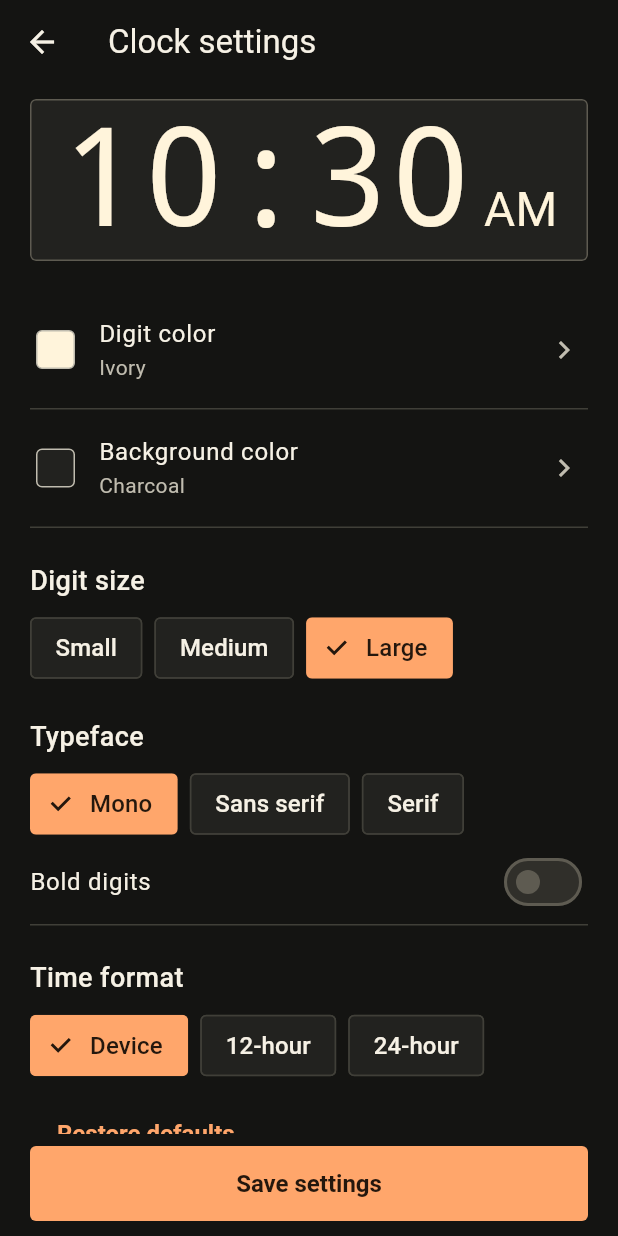
After one commit to byfb/hear-clock-app, a Flutter app: the screen it shows after launch, after a tap on "Settings", on a phone screen of 412 x 824 dp. The commit adds this screen. Run offline on Flutter 3.47's test engine with Material 3 defaults, Android fonts, the phone set to English and light mode, and no system bars.

Commit message:
feat(settings): customize clock colors, typography and time format

```diff
--- /dev/null
+++ b/lib/color_screen.dart
@@ -0,0 +1,154 @@
+import 'package:flutter/material.dart';
+
+import 'clock_face.dart';
+import 'clock_settings.dart';
+import 'clock_theme.dart';
+
+class ColorSwatchMark extends StatelessWidget {
+  const ColorSwatchMark(this.color, {super.key});
+  final Color color;
+
+  @override
+  Widget build(BuildContext context) => Container(
+    width: 26,
+    height: 26,
+    decoration: BoxDecoration(
+      color: color,
+      borderRadius: ClockTheme.corner,
+      border: Border.all(color: ClockTheme.muted),
+    ),
+  );
+}
+
+class ColorScreen extends StatefulWidget {
+  const ColorScreen({
+    super.key,
+    required this.digits,
+    required this.settings,
+    required this.platform,
+  });
+  final bool digits;
+  final ClockSettings settings;
+  final ClockPlatform platform;
+
+  @override
+  State<ColorScreen> createState() => _ColorScreenState();
+}
+
+class _ColorScreenState extends State<ColorScreen> {
+  static final _hex = RegExp(r'^#?([0-9a-fA-F]{6})$');
+  late Color _picked = widget.digits
+      ? widget.settings.digits
+      : widget.settings.face;
+  late final _input = TextEditingController(text: hexColor(_picked));
+  String? _error;
+
+  @override
+  void dispose() {
+    _input.dispose();
+    super.dispose();
+  }
+
+  Color? _parse(String value) {
+    final digits = _hex.firstMatch(value.trim())?.group(1);
+    return digits == null
+        ? null
+        : Color(0xff000000 | int.parse(digits, radix: 16));
+  }
+
+  void _choose(Color color) {
+    FocusManager.instance.primaryFocus?.unfocus();
+    setState(() {
+      _picked = color;
+      _input.text = hexColor(color);
+      _error = null;
+    });
+  }
+
+  void _apply() {
+    final chosen = _parse(_input.text);
+    if (chosen == null) {
+      setState(() => _error = 'Enter six hex digits, such as FFD459.');
+    } else {
+      Navigator.pop(context, chosen);
+    }
+  }
+
+  @override
+  Widget build(BuildContext context) {
+    final preview = widget.digits
+        ? widget.settings.copyWith(digits: _picked)
+        : widget.settings.copyWith(face: _picked);
+    return Scaffold(
+      appBar: ClockTheme.settingsBar(
+        context,
+        widget.digits ? 'Digit color' : 'Background color',
+      ),
+      body: SafeArea(
+        top: false,
+        child: Center(
+          child: ConstrainedBox(
+            constraints: const BoxConstraints(maxWidth: 640),
+            child: ListView(
+              padding: const EdgeInsets.fromLTRB(20, 10, 20, 24),
+              children: [
+                ClockFace(
+                  compact: true,
+                  settings: preview,
+                  platform: widget.platform,
+                ),
+                const SizedBox(height: 20),
+                Wrap(
+                  spacing: 8,
+                  runSpacing: 6,
+                  children: [
+                    for (final color in namedColors.entries)
+                      ChoiceChip(
+                        avatar: ColorSwatchMark(color.key),
+                        label: Text(color.value),
+                        selected: color.key == _picked,
+                        showCheckmark: true,
+                        shape: ClockTheme.shape,
+                        selectedColor: ClockTheme.accent,
+                        backgroundColor: ClockTheme.panel,
+                        checkmarkColor: ClockTheme.onAccent,
+                        labelStyle: TextStyle(
+                          fontSize: 16,
+                          color: color.key == _picked
+                              ? ClockTheme.onAccent
+                              : ClockTheme.ink,
+                        ),
+                        onSelected: (_) => _choose(color.key),
+                      ),
+                  ],
+                ),
+                const SizedBox(height: 22),
+                TextField(
+                  controller: _input,
+                  autocorrect: false,
+                  enableSuggestions: false,
+                  textCapitalization: TextCapitalization.characters,
+                  onSubmitted: (_) => _apply(),
+                  decoration: InputDecoration(
+                    labelText: 'Custom hex color',
+                    hintText: 'FFD459',
+                    errorText: _error,
+                  ),
+                  onChanged: (value) {
+                    final next = _parse(value);
+                    setState(() {
+                      if (next != null) _picked = next;
+                      _error = null;
+                    });
+                  },
+                ),
+                const SizedBox(height: 18),
+                FilledButton(onPressed: _apply, child: const Text('Use color')),
+              ],
+            ),
+          ),
+        ),
+      ),
+    );
+  }
+}
--- a/lib/main.dart
+++ b/lib/main.dart
@@ -4,6 +4,7 @@ import 'package:flutter/services.dart';
 import 'clock_face.dart';
 import 'clock_settings.dart';
 import 'clock_theme.dart';
+import 'settings_screen.dart';
 
 void main() => runApp(const HearClockApp());
 
@@ -46,6 +47,21 @@ class _HomeState extends State<_Home> {
     } on PlatformException {
       if (mounted) setState(() => _loadFailed = true);
     }
+  }
+
+  void _openSettings() {
+    Navigator.of(context).push(
+      MaterialPageRoute<void>(
+        builder: (context) => SettingsScreen(
+          initial: _settings!,
+          platform: widget.platform,
+          onSave: (value) async {
+            await widget.platform.save(value);
+            if (mounted) setState(() => _settings = value);
+          },
+        ),
+      ),
+    );
   }
 
   Future<void> _addWidget() async {
@@ -119,6 +135,13 @@ class _HomeState extends State<_Home> {
                                   ),
                                 ),
                               ],
+                            ),
+                            OutlinedButton.icon(
+                              onPressed: settings == null
+                                  ? null
+                                  : _openSettings,
+                              icon: const Icon(Icons.tune, size: 20),
+                              label: const Text('Settings'),
                             ),
                           ],
                         ),
--- /dev/null
+++ b/lib/settings_screen.dart
@@ -0,0 +1,273 @@
+import 'package:flutter/material.dart';
+import 'package:flutter/services.dart';
+
+import 'clock_face.dart';
+import 'clock_settings.dart';
+import 'clock_theme.dart';
+import 'color_screen.dart';
+
+class SettingsScreen extends StatefulWidget {
+  const SettingsScreen({
+    super.key,
+    required this.initial,
+    required this.platform,
+    required this.onSave,
+  });
+  final ClockSettings initial;
+  final ClockPlatform platform;
+  final Future<void> Function(ClockSettings) onSave;
+
+  @override
+  State<SettingsScreen> createState() => _SettingsScreenState();
+}
+
+class _SettingsScreenState extends State<SettingsScreen> {
+  late ClockSettings _draft = widget.initial;
+  var _saving = false;
+  String? _error;
+
+  Future<void> _save() async {
+    if (_saving) return;
+    setState(() {
+      _saving = true;
+      _error = null;
+    });
+    try {
+      await widget.onSave(_draft);
+      if (mounted) Navigator.pop(context);
+    } on PlatformException {
+      if (mounted) {
+        setState(() {
+          _error = 'Couldn’t save these settings. Try again.';
+          _saving = false;
+        });
+      }
+    }
+  }
+
+  Future<void> _pickColor({required bool digits}) async {
+    final color = await Navigator.push<Color>(
+      context,
+      MaterialPageRoute(
+        builder: (context) => ColorScreen(
+          digits: digits,
+          settings: _draft,
+          platform: widget.platform,
+        ),
+      ),
+    );
+    if (color == null || !mounted) return;
+    setState(
+      () => _draft = digits
+          ? _draft.copyWith(digits: color)
+          : _draft.copyWith(face: color),
+    );
+  }
+
+  @override
+  Widget build(BuildContext context) => Scaffold(
+    appBar: ClockTheme.settingsBar(context, 'Clock settings'),
+    body: SafeArea(
+      top: false,
+      child: Center(
+        child: ConstrainedBox(
+          constraints: const BoxConstraints(maxWidth: 640),
+          child: ListView(
+            padding: const EdgeInsets.fromLTRB(20, 10, 20, 24),
+            children: [
+              ClockFace(
+                compact: true,
+                settings: _draft,
+                platform: widget.platform,
+              ),
+              const SizedBox(height: 20),
+              _ColorRow(
+                label: 'Digit color',
+                color: _draft.digits,
+                onTap: () => _pickColor(digits: true),
+              ),
+              const Divider(height: 1),
+              _ColorRow(
+                label: 'Background color',
+                color: _draft.face,
+                onTap: () => _pickColor(digits: false),
+              ),
+              const Divider(height: 1),
+              if (_draft.contrast < 4.5)
+                Padding(
+                  padding: const EdgeInsets.only(top: 12),
+                  child: Semantics(
+                    liveRegion: true,
+                    child: const Text(
+                      'Low contrast. Pick one light color and one dark color for easier reading.',
+                      style: TextStyle(color: ClockTheme.error, fontSize: 16),
+                    ),
+                  ),
+                ),
+              _Choices<DigitSize>(
+                label: 'Digit size',
+                values: DigitSize.values,
+                selected: _draft.size,
+                name: (v) => v.label,
+                onChange: (v) =>
+                    setState(() => _draft = _draft.copyWith(size: v)),
+              ),
+              _Choices<DigitFont>(
+                label: 'Typeface',
+                values: DigitFont.values,
+                selected: _draft.font,
+                name: (v) => v.label,
+                onChange: (v) =>
+                    setState(() => _draft = _draft.copyWith(font: v)),
+              ),
+              SwitchListTile(
+                contentPadding: EdgeInsets.zero,
+                title: const Text('Bold digits'),
+                value: _draft.bold,
+                onChanged: (v) =>
+                    setState(() => _draft = _draft.copyWith(bold: v)),
+              ),
+              const Divider(height: 1),
+              _Choices<ClockFormat>(
+                label: 'Time format',
+                values: ClockFormat.values,
+                selected: _draft.format,
+                name: (v) => v.label,
+                onChange: (v) =>
+                    setState(() => _draft = _draft.copyWith(format: v)),
+              ),
+              const SizedBox(height: 10),
+              Align(
+                alignment: AlignmentDirectional.centerStart,
+                child: TextButton(
+                  onPressed: () =>
+                      setState(() => _draft = const ClockSettings()),
+                  child: const Text('Restore defaults'),
+                ),
+              ),
+            ],
+          ),
+        ),
+      ),
+    ),
+    bottomNavigationBar: _SaveBar(
+      label: _saving ? 'Saving…' : 'Save settings',
+      onTap: _saving ? null : _save,
+      error: _error,
+    ),
+  );
+}
+
+class _ColorRow extends StatelessWidget {
+  const _ColorRow({
+    required this.label,
+    required this.color,
+    required this.onTap,
+  });
+  final String label;
+  final Color color;
+  final VoidCallback onTap;
+
+  @override
+  Widget build(BuildContext context) => Semantics(
+    button: true,
+    child: ListTile(
+      contentPadding: const EdgeInsets.symmetric(horizontal: 4, vertical: 3),
+      leading: ColorSwatchMark(color),
+      title: Text(label),
+      subtitle: Text(colorName(color)),
+      trailing: const Icon(Icons.chevron_right),
+      onTap: onTap,
+    ),
+  );
+}
+
+class _Choices<T> extends StatelessWidget {
+  const _Choices({
+    required this.label,
+    required this.values,
+    required this.selected,
+    required this.name,
+    required this.onChange,
+  });
+  final String label;
+  final List<T> values;
+  final T selected;
+  final String Function(T) name;
+  final ValueChanged<T> onChange;
+
+  @override
+  Widget build(BuildContext context) => Padding(
+    padding: const EdgeInsets.only(top: 22),
+    child: Column(
+      crossAxisAlignment: CrossAxisAlignment.start,
+      children: [
+        Semantics(
+          header: true,
+          child: Text(
+            label,
+            style: const TextStyle(fontSize: 18, fontWeight: FontWeight.w500),
+          ),
+        ),
+        const SizedBox(height: 8),
+        Wrap(
+          spacing: 8,
+          runSpacing: 6,
+          children: [
+            for (final v in values)
+              ChoiceChip(
+                selected: selected == v,
+                label: Text(name(v)),
+                onSelected: (_) => onChange(v),
+                selectedColor: ClockTheme.accent,
+                backgroundColor: ClockTheme.panel,
+                checkmarkColor: ClockTheme.onAccent,
+                shape: ClockTheme.shape,
+                materialTapTargetSize: MaterialTapTargetSize.padded,
+                labelStyle: TextStyle(
+                  fontSize: 16,
+                  color: selected == v ? ClockTheme.onAccent : ClockTheme.ink,
+                ),
+              ),
+          ],
+        ),
+      ],
+    ),
+  );
+}
+
+class _SaveBar extends StatelessWidget {
+  const _SaveBar({required this.label, required this.onTap, this.error});
+  final String label;
+  final VoidCallback? onTap;
+  final String? error;
+
+  @override
+  Widget build(BuildContext context) => SafeArea(
+    top: false,
+    child: Padding(
+      padding: const EdgeInsets.fromLTRB(20, 8, 20, 10),
+      child: Align(
+        heightFactor: 1,
+        child: ConstrainedBox(
+          constraints: const BoxConstraints(maxWidth: 600),
+          child: Column(
+            mainAxisSize: MainAxisSize.min,
+            crossAxisAlignment: CrossAxisAlignment.stretch,
+            children: [
+              if (error != null)
+                Semantics(
+                  liveRegion: true,
+                  child: Text(
+                    error!,
+                    style: const TextStyle(color: ClockTheme.error),
+                  ),
+                ),
+              FilledButton(onPressed: onTap, child: Text(label)),
+            ],
+          ),
+        ),
+      ),
+    ),
+  );
+}
```
Also changed, not shown: 1 other file.
